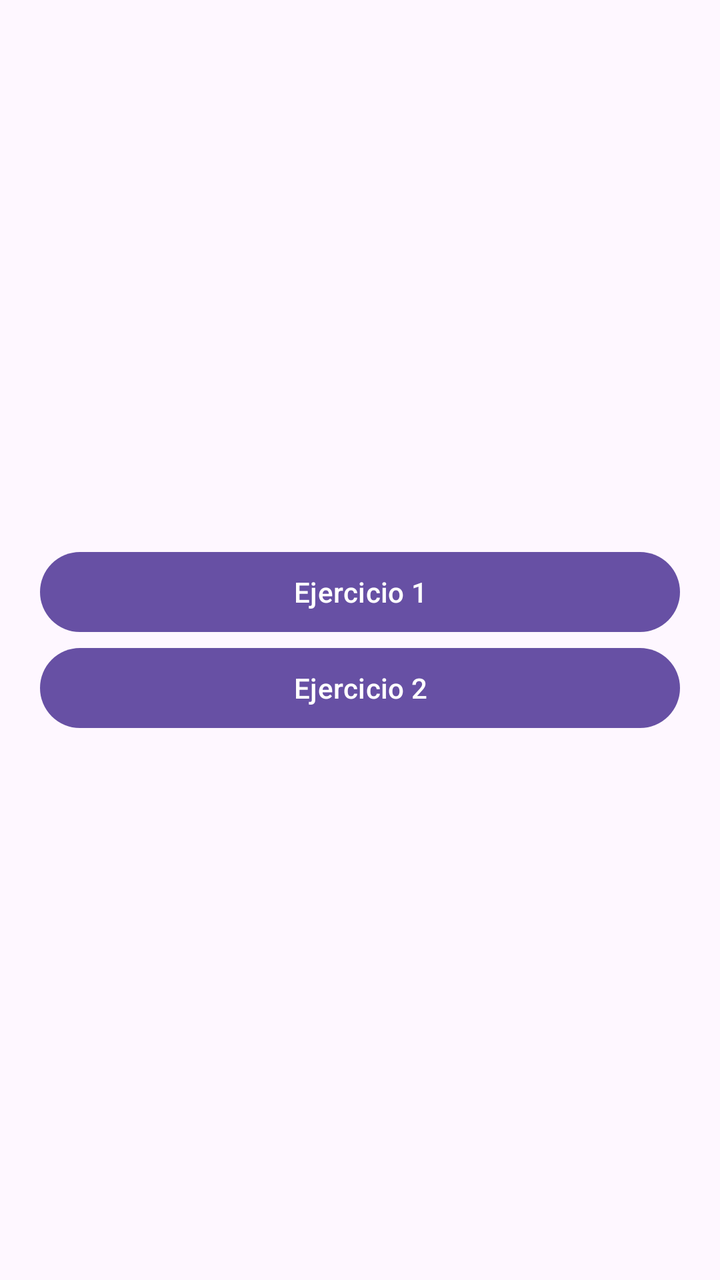
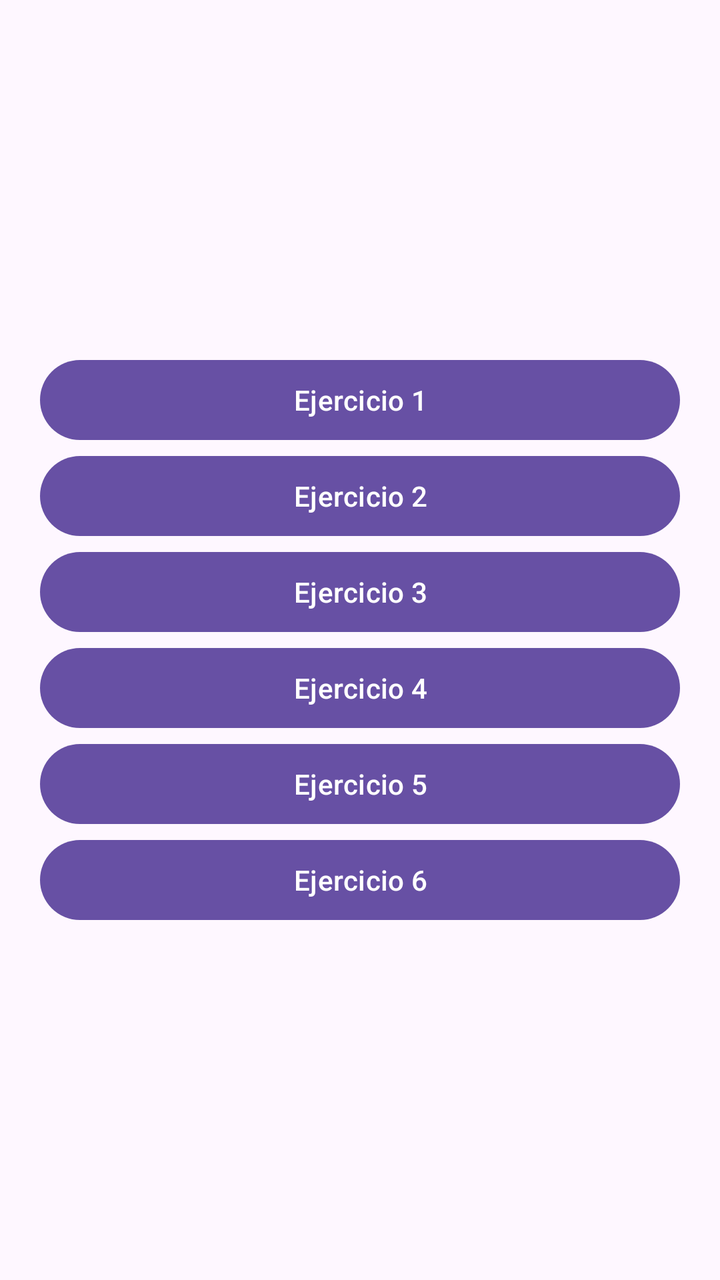

Two renders of the same Android screen: before a commit and after it. Below are the layout's source before the change and the commit's diff.
<!-- AndroidManifest.xml: application theme Theme.Ejercicios_UD3_PMDM_Entregables -->
<!-- res/layout/activity_main.xml -->
<?xml version="1.0" encoding="utf-8"?>
<LinearLayout xmlns:android="http://schemas.android.com/apk/res/android"
    android:id="@+id/main"
    android:layout_width="match_parent"
    android:layout_height="match_parent"
    android:orientation="vertical"
    android:gravity="center"
    android:padding="20dp">


    <Button
        android:id="@+id/botonEjercicio1"
        android:layout_width="match_parent"
        android:layout_height="wrap_content"
        android:text="Ejercicio 1" />

    <Button
        android:id="@+id/botonEjercicio2"
        android:layout_width="match_parent"
        android:layout_height="wrap_content"
        android:text="Ejercicio 2" />

</LinearLayout>
<!-- resources referenced by this layout -->
<resources>
  <style name="Theme.Ejercicios_UD3_PMDM_Entregables" parent="Base.Theme.Ejercicios_UD3_PMDM_Entregables" />
  <style name="Base.Theme.Ejercicios_UD3_PMDM_Entregables" parent="Theme.Material3.DayNight.NoActionBar">
          
          
      </style>
</resources>

<!-- the commit's change to res/layout/activity_main.xml (unified diff, before → after) -->
@@ -20,4 +20,30 @@
         android:layout_height="wrap_content"
         android:text="Ejercicio 2" />
 
+    <Button
+        android:id="@+id/botonEjercicio3"
+        android:layout_width="match_parent"
+        android:layout_height="wrap_content"
+        android:text="Ejercicio 3" />
+
+    <Button
+        android:id="@+id/botonEjercicio4"
+        android:layout_width="match_parent"
+        android:layout_height="wrap_content"
+        android:text="Ejercicio 4" />
+
+    <Button
+        android:id="@+id/botonEjercicio5"
+        android:layout_width="match_parent"
+        android:layout_height="wrap_content"
+        android:text="Ejercicio 5" />
+
+    <Button
+        android:id="@+id/botonEjercicio6"
+        android:layout_width="match_parent"
+        android:layout_height="wrap_content"
+        android:text="Ejercicio 6" />
+
+
+
 </LinearLayout>
